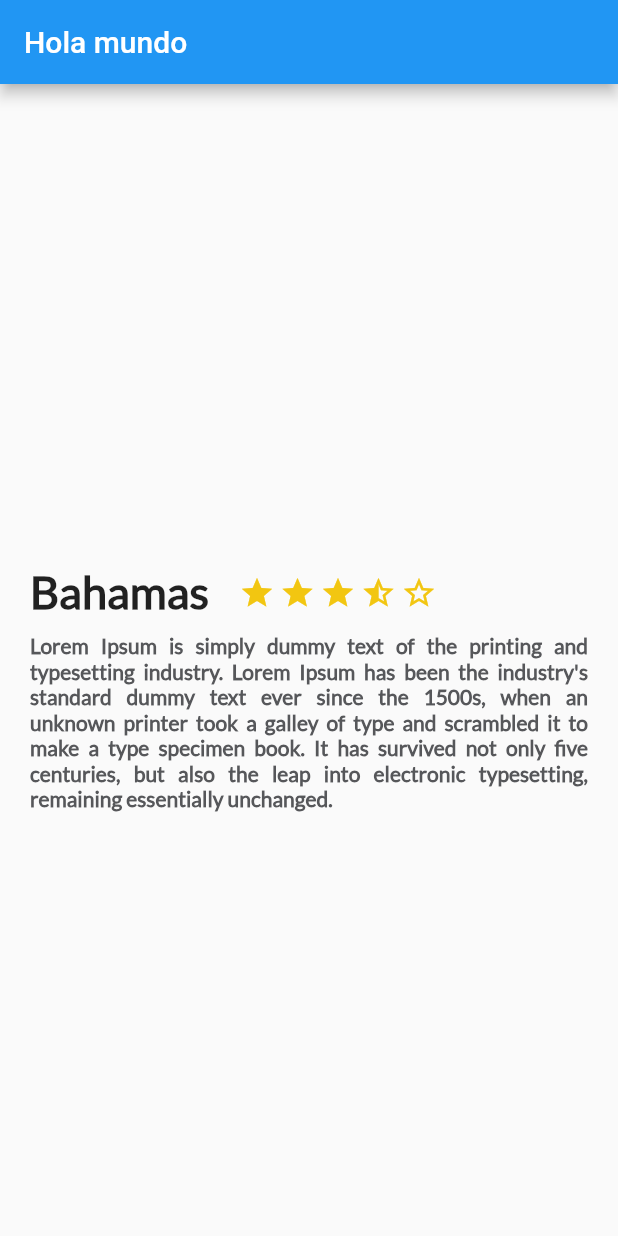
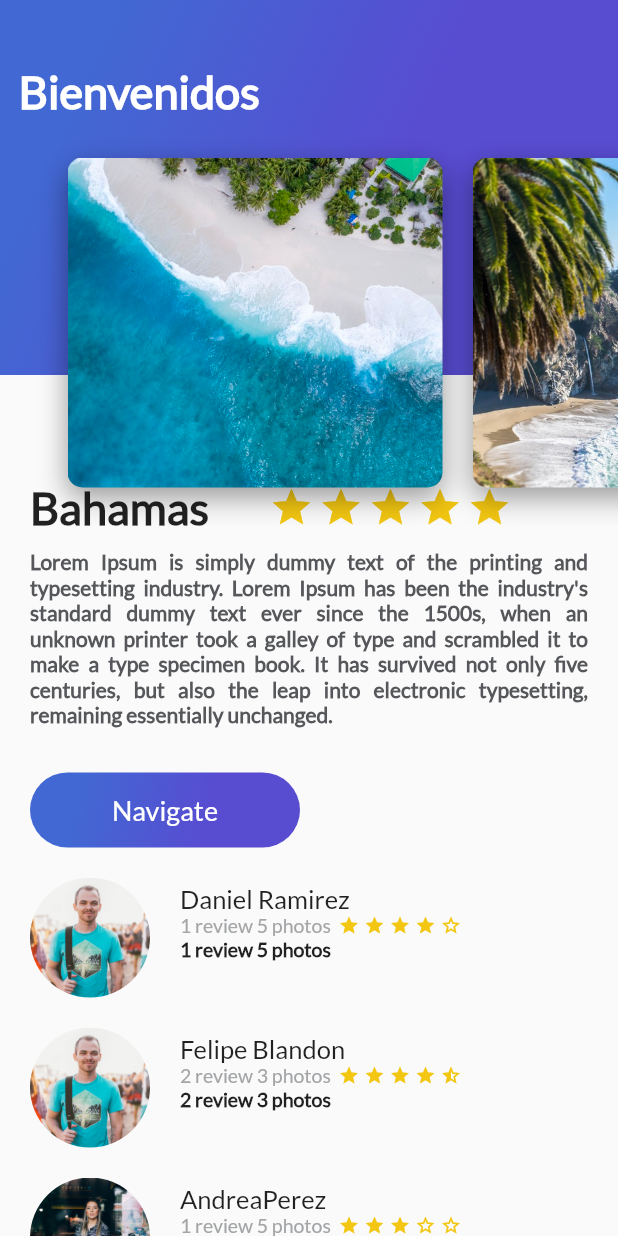
Before and after one commit to daniel-0318/platzi-course-flutter-template, a Flutter app: the screen it shows after launch, on a phone screen of 412 x 824 dp. Run offline on Flutter 3.47's test engine with Material 2 defaults, Android fonts, the phone set to English and light mode, and no system bars.

Commit message:
çrating improved, review list and card image list implemented

```diff
--- /dev/null
+++ b/lib/button_purple.dart
@@ -0,0 +1,55 @@
+import 'package:flutter/material.dart';
+
+class ButtonPurple extends StatelessWidget{
+
+  String buttonText = "Navigate";
+
+  ButtonPurple(this.buttonText);
+
+  @override
+  Widget build(BuildContext context) {
+    // TODO: implement build
+    return InkWell(
+      onTap: () {
+        Scaffold.of(context).showSnackBar(
+            SnackBar(
+                content: Text("Navegando")
+            )
+        );
+      },
+      child: Container(
+        margin: EdgeInsets.only(
+          top: 30.0,
+          left: 20.0,
+          right: 20.0
+        ),
+        height: 50.0,
+        width: 180.0,
+        decoration: BoxDecoration(
+          borderRadius: BorderRadius.circular(30.0),
+          gradient: LinearGradient(
+            colors: [
+              Color(0xFF4268D3),
+              Color(0xFF584CD1)
+            ],
+            begin: FractionalOffset(0.2,0.0),
+            end: FractionalOffset(1.0,0.6),
+            stops: [0.0, 0.6],
+            tileMode: TileMode.clamp
+          )
+        ),
+        child: Center(
+          child: Text(
+              buttonText,
+            style: TextStyle(
+              fontSize: 18.0,
+              fontFamily: "Lato",
+              color: Colors.white
+            ),
+          ),
+        ),
+      ),
+    );
+  }
+
+}
--- /dev/null
+++ b/lib/card_image.dart
@@ -0,0 +1,40 @@
+import 'package:flutter/cupertino.dart';
+import 'package:flutter/material.dart';
+
+class CardImage extends StatelessWidget{
+
+  String pathImage = "assets/img/beach.jpeg";
+
+  CardImage(this.pathImage);
+
+  @override
+  Widget build(BuildContext context) {
+    // TODO: implement build
+    final card = Container(
+      height: 350.0,
+      width: 250.0,
+      margin: EdgeInsets.only(
+        top: 80.0,
+        left: 20.0
+      ),
+      decoration: BoxDecoration(
+        image: DecorationImage(
+          fit: BoxFit.cover,
+          image: AssetImage(pathImage)
+        ),
+        borderRadius: BorderRadius.all(Radius.circular(10.0)),
+        shape: BoxShape.rectangle,
+          boxShadow: <BoxShadow>[
+            BoxShadow(
+          color: Colors.black38,
+          blurRadius: 15.0,
+          offset: Offset(0.0,7.0)
+      )
+          ]
+      ),
+    );
+
+    return card;
+  }
+
+}
--- /dev/null
+++ b/lib/card_image_list.dart
@@ -0,0 +1,27 @@
+import 'package:flutter/cupertino.dart';
+import 'package:flutter/material.dart';
+import 'card_image.dart';
+
+
+class CardImageList extends StatelessWidget{
+  @override
+  Widget build(BuildContext context) {
+    // TODO: implement build
+    return Container(
+      height: 350.0,
+      child: ListView(
+        padding: EdgeInsets.all(25.0),
+        scrollDirection: Axis.horizontal,
+        children: <Widget>[
+          CardImage("assets/img/beach.jpeg"),
+          CardImage("assets/img/beach_palm.jpeg"),
+          CardImage("assets/img/mountain.jpeg"),
+          CardImage("assets/img/mountain_stars.jpeg"),
+          CardImage("assets/img/river.jpeg"),
+          CardImage("assets/img/sunset.jpeg"),
+        ],
+      ),
+    );
+  }
+
+}
--- a/lib/description_place.dart
+++ b/lib/description_place.dart
@@ -1,10 +1,12 @@
 import 'package:flutter/cupertino.dart';
 import 'package:flutter/material.dart';
+import 'rating.dart';
+import 'button_purple.dart';
 
 class Description_place extends StatelessWidget{
 
   String namePlace;
-  int stars;
+  double stars;
   String descriptionPlace;
 
   Description_place(this.namePlace, this.stars, this.descriptionPlace);
@@ -12,41 +14,6 @@ class Description_place extends StatelessWidget{
   @override
   Widget build(BuildContext context) {
     // TODO: implement build
-    final star_half = Container(
-      margin: EdgeInsets.only(
-          top: 323.0,
-          right: 3.0
-      ),
-
-      child: Icon(
-        Icons.star_half,
-        color: Color(0xFFf2C611),
-      ),
-    );
-
-    final star_border= Container(
-      margin: EdgeInsets.only(
-          top: 323.0,
-          right: 3.0
-      ),
-
-      child: Icon(
-        Icons.star_border,
-        color: Color(0xFFf2C611),
-      ),
-    );
-
-    final star = Container(
-      margin: EdgeInsets.only(
-        top: 323.0,
-        right: 3.0
-      ),
-
-      child: Icon(
-        Icons.star,
-        color: Color(0xFFf2C611),
-      ),
-    );
 
     final title_stars = Row(
       children: <Widget>[
@@ -66,15 +33,7 @@ class Description_place extends StatelessWidget{
             textAlign: TextAlign.left,
           ),
         ),
-        Row(
-          children: <Widget>[
-            star,
-            star,
-            star,
-            star_half,
-            star_border
-          ],
-        )
+        Rating(stars, 20.0, 30.0,320)
       ],
     );
 
@@ -96,9 +55,11 @@ class Description_place extends StatelessWidget{
     );
 
     final content = Column(
+      crossAxisAlignment: CrossAxisAlignment.start,
       children:<Widget> [
         title_stars,
-        description
+        description,
+        ButtonPurple("Navigate")
       ],
     );
 
--- /dev/null
+++ b/lib/gradient_back.dart
@@ -0,0 +1,41 @@
+import 'package:flutter/material.dart';
+
+class GradientBack extends StatelessWidget{
+
+  String title = "Popular";
+
+  GradientBack(this.title);
+
+  @override
+  Widget build(BuildContext context) {
+    // TODO: implement build
+    return Container(
+      height: 250.0,
+      decoration: BoxDecoration(
+        gradient: LinearGradient(
+          colors: [
+            Color(0xFF4268D3),
+            Color(0xFF584CD1)
+          ],
+          begin: FractionalOffset(0.2,0.0),
+          end: FractionalOffset(1.0,0.6),
+          stops: [0.0,0.6],
+          tileMode: TileMode.clamp
+        )
+      ),
+
+      child: Text(
+        title,
+        style: TextStyle(
+          color: Colors.white,
+          fontSize: 30.0,
+          fontFamily: "Lato",
+          fontWeight: FontWeight.bold
+        ),
+      ),
+
+      alignment: Alignment(-0.9,-0.6),
+    );
+  }
+
+}
--- /dev/null
+++ b/lib/header_appbar.dart
@@ -0,0 +1,18 @@
+import 'package:flutter/material.dart';
+import 'gradient_back.dart';
+import 'card_image_list.dart';
+
+class HeaderAppBar extends StatelessWidget{
+  @override
+  Widget build(BuildContext context) {
+    // TODO: implement build
+    return Stack(
+      children: <Widget>[
+        GradientBack("Bienvenidos"),
+        CardImageList()
+      ],
+    );
+  }
+
+
+}
--- a/lib/main.dart
+++ b/lib/main.dart
@@ -1,5 +1,8 @@
 import 'package:flutter/material.dart';
+import 'package:flutter/services.dart';
 import 'description_place.dart';
+import 'review_list.dart';
+import 'header_appbar.dart';
 
 void main() {
   runApp(MyApp());
@@ -14,6 +17,9 @@ class MyApp extends StatelessWidget {
 
   @override
   Widget build(BuildContext context) {
+    SystemChrome.setSystemUIOverlayStyle(SystemUiOverlayStyle(
+      statusBarColor: Colors.transparent,
+    ));
     return MaterialApp(
       title: 'Flutter Demo',
       theme: ThemeData(
@@ -29,10 +35,18 @@ class MyApp extends StatelessWidget {
         primarySwatch: Colors.blue,
       ),
       home: Scaffold(
-        appBar: AppBar(
-          title: Text("Hola mundo"),
-        ),
-        body: new Description_place("Bahamas", 4, description_place),
+        body: Stack(
+          children: <Widget>[
+            ListView(
+              children: <Widget>[
+                Description_place("Bahamas", 5, description_place),
+                ReviewList()
+              ],
+            ),
+            HeaderAppBar()
+          ],
+
+        )
       )
     );
   }
--- /dev/null
+++ b/lib/rating.dart
@@ -0,0 +1,53 @@
+import 'package:flutter/material.dart';
+
+class Rating extends StatelessWidget{
+  double stars;
+  double marginLeft;
+  double margintop;
+  double fontSize;
+
+  Rating(this.stars, this.marginLeft, this.fontSize, this.margintop);
+
+  @override
+  Widget build(BuildContext context) {
+    return getRating(stars);
+
+  }
+
+  Widget getStar(double star) {
+    var icon = Icons.star;
+
+    if (star == 0.5) {
+      icon = Icons.star_half;
+    } else if (star < 0.5) {
+      icon = Icons.star_border;
+    }
+    return Container(
+      margin: EdgeInsets.only(right: 3.0),
+      child: Icon(
+        icon,
+        color: Color(0xFFf2C611),
+        size: fontSize,
+      ),
+    );
+  }
+
+  Widget getRating(double stars) {
+    var list = <Widget>[];
+    for (var n = 0; n < 5; n++) {
+      list.add(getStar(stars));
+      stars--;
+    }
+    return Container(
+      margin: EdgeInsets.only(
+        left: marginLeft,
+        top: margintop
+
+      ),
+      child: Row(
+        children: list,
+      ),
+    );
+  }
+
+}
--- a/lib/review.dart
+++ b/lib/review.dart
@@ -1,19 +1,86 @@
 import 'package:flutter/material.dart';
+import 'rating.dart';
 
 
 class Review extends StatelessWidget{
-  String pathImage = "asset/img/people.jpg";
+  String pathImage;
+  String name;
+  String details;
+  String comment;
+  double stars;
 
-  Review(this.pathImage);
+  Review(this.pathImage, this.name, this.details, this.comment, this.stars);
 
   @override
   Widget build(BuildContext context) {
     // TODO: implement build
-    final photo = Container(
+
+    final userComment = Container(
+      margin: EdgeInsets.only(
+          left: 20.0
+      ),
+      child: Text(
+        details,
+        textAlign: TextAlign.left,
+        style: TextStyle(
+            fontFamily: "Lato",
+            fontSize: 13.0,
+            fontWeight: FontWeight.w900
+        ),
+      ),
+    );
+
+    final userInfo = Row(
+      children: <Widget>[
+        Container(
+        margin: EdgeInsets.only(
+            left: 20.0
+        ),
+            child: Text(
+        details,
+        textAlign: TextAlign.left,
+        style: TextStyle(
+        fontFamily: "Lato",
+        fontSize: 13.0,
+        color: Color(0xFFa3a5a7)
+        ),
+        ),
+        ),
+        Rating(stars, 5.0, 14.0,0)
+      ],
+    );
+
+
+    final userName = Container(
+      margin: EdgeInsets.only(
+        left: 20.0
+      ),
+      child: Text(
+        name,
+        textAlign: TextAlign.left,
+        style: TextStyle(
+          fontFamily: "Lato",
+            fontSize: 17.0
+        ),
+      ),
+    );
+
+    final userDetails = Column(
+      crossAxisAlignment: CrossAxisAlignment.start,
+      children: <Widget>[
+        userName,
+        userInfo,
+        userComment
+
+      ],
+    );
+
+    final photo = Container (
       margin: EdgeInsets.only(
           top: 20.0,
           left: 20.0
       ),
+
       width: 80.0,
       height: 80.0,
 
@@ -24,10 +91,14 @@ class Review extends StatelessWidget{
               image: AssetImage(pathImage)
           )
       ),
+
     );
+
+
     return Row(
       children:<Widget> [
-
+        photo,
+        userDetails
       ],
     );
   }
--- /dev/null
+++ b/lib/review_list.dart
@@ -0,0 +1,18 @@
+import 'package:flutter/material.dart';
+import 'review.dart';
+
+class ReviewList extends StatelessWidget{
+  @override
+  Widget build(BuildContext context) {
+    // TODO: implement build
+    return Column(
+      crossAxisAlignment: CrossAxisAlignment.start,
+      children: [
+        Review("assets/img/people.jpg", "Daniel Ramirez", "1 review 5 photos", "there is an amazing place in Sri lanka", 4),
+        Review("assets/img/people.jpg", "Felipe Blandon", "2 review 3 photos", "there is an amazing place in Sri lanka", 4.5),
+        Review("assets/img/girl.jpg", "AndreaPerez", "1 review 5 photos", "there is an amazing place in Sri lanka", 3),
+      ],
+    );
+  }
+
+}
```
Also changed, not shown: pubspec.yaml (+8 -0 lines), assets/img/beach.jpeg (added), assets/img/beach_palm.jpeg (added), assets/img/girl.jpg (added), assets/img/mountain.jpeg (added), assets/img/mountain_stars.jpeg (added), assets/img/river.jpeg (added), assets/img/sunset.jpeg (added). Lines whose indentation alone changed are shown as unchanged.
